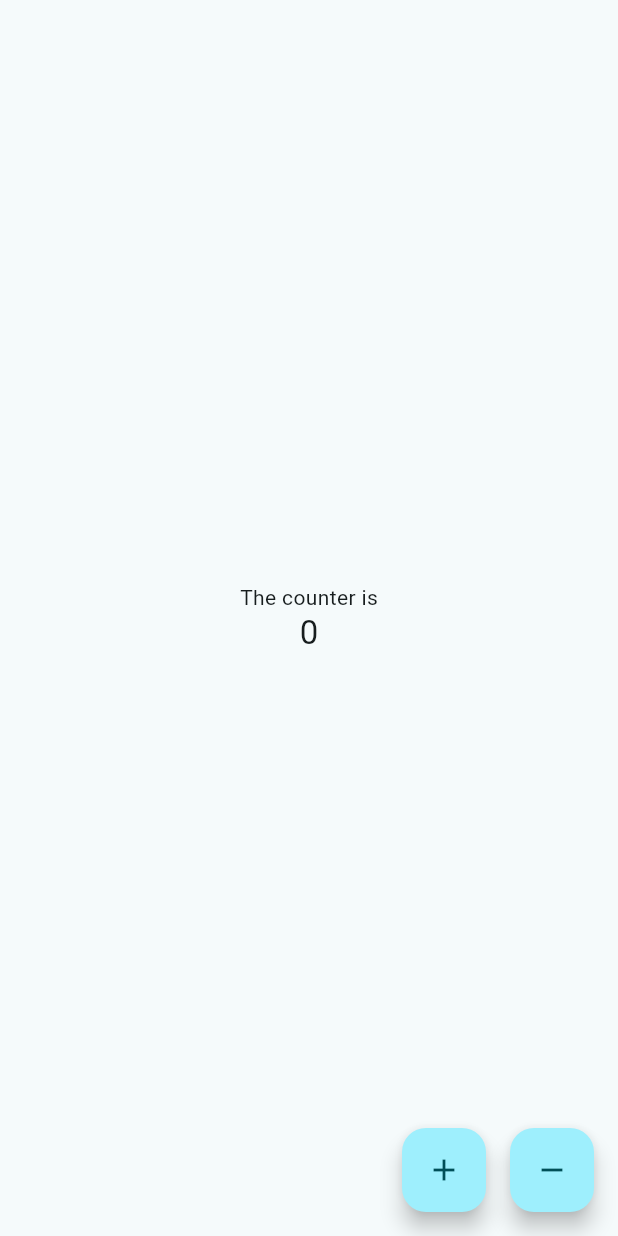
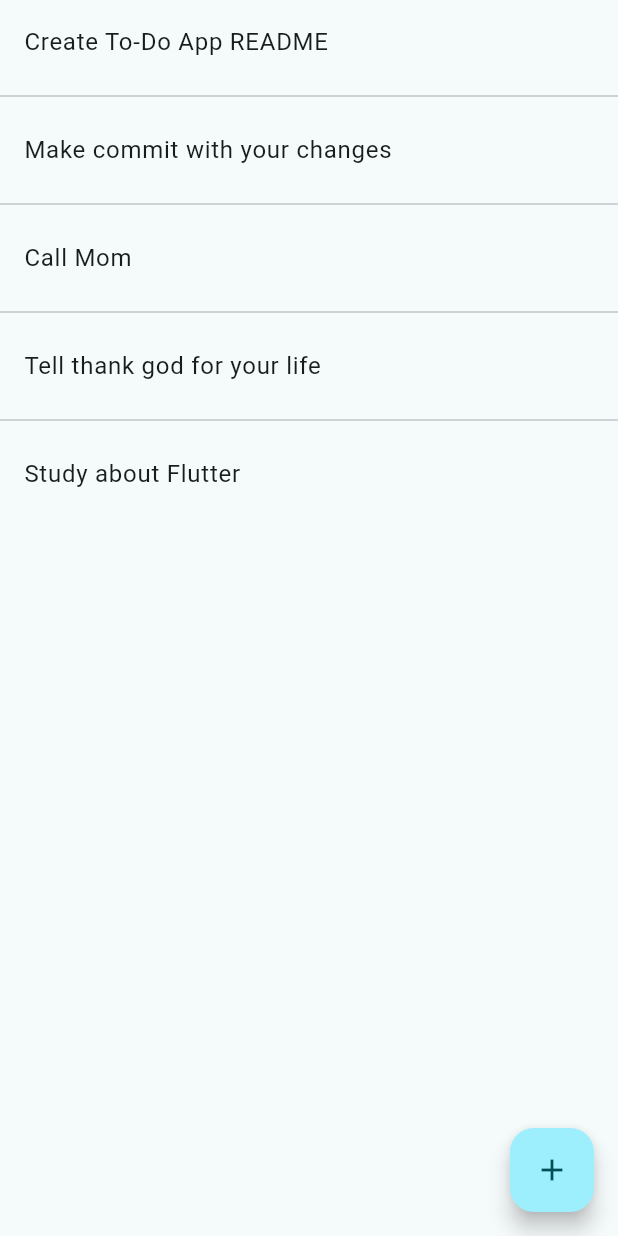
Before and after one commit to eacastro/todo-app, a Flutter app: the screen it shows after launch, on a phone screen of 412 x 824 dp. Run offline on Flutter 3.47's test engine with Material 3 defaults, Android fonts, the phone set to English and light mode, and no system bars.

Commit message:
feat(home): Create initial codebase with some functionality

```diff
--- /dev/null
+++ b/lib/constants/app_constants.dart
@@ -0,0 +1,17 @@
+import 'package:flutter_exercises_app/dto/task.dart';
+
+class AppConstants {
+  static List<Task> tasks = [
+    Task(name: 'Create To-Do App README'),
+    Task(name: 'Make commit with your changes'),
+    Task(name: 'Call Mom'),
+    Task(name: 'Tell thank god for your life'),
+    Task(name: 'Study about Flutter'),
+  ];
+  static const String addNewTaskLabel = 'Add New Task';
+  static const String addTaskLabel = 'Add Task';
+  static const String taskNameLabel = 'Task Name';
+  static const String requiredFieldMsg = 'This field is required';
+  static const String okLabel = 'OK';
+
+}
--- /dev/null
+++ b/lib/dto/task.dart
@@ -0,0 +1,7 @@
+class Task {
+  Task({
+    required this.name,
+  });
+
+  final String name;
+}
--- a/lib/main.dart
+++ b/lib/main.dart
@@ -1,23 +1,25 @@
 import 'package:flutter/material.dart';
+import 'package:provider/provider.dart';
+
+import 'package:flutter_exercises_app/model/task_model.dart';
 import 'package:flutter_exercises_app/screens/home_screen.dart';
 
-void main() {
-  runApp(MainApp());
-}
+void main() => runApp(const MainApp());
 
 class MainApp extends StatelessWidget {
-  MainApp({super.key});
-
-  final _nameController = TextEditingController();
-  final _passwordController = TextEditingController();
+  const MainApp({super.key});
 
   @override
   Widget build(BuildContext context) {
-    return MaterialApp(
-      theme: ThemeData(
-        colorScheme: ColorScheme.fromSeed(seedColor: Colors.cyan[400]!),
+    return ChangeNotifierProvider(
+      create: (context) => TaskModel(),
+      child: MaterialApp(
+        debugShowCheckedModeBanner: false,
+        theme: ThemeData(
+          colorScheme: ColorScheme.fromSeed(seedColor: Colors.cyan[400]!),
+        ),
+        home: const HomeScreen(),
       ),
-      home: const HomeScreen(),
     );
   }
 }
--- /dev/null
+++ b/lib/model/task_model.dart
@@ -0,0 +1,22 @@
+import 'package:flutter/material.dart';
+import 'package:flutter_exercises_app/constants/app_constants.dart';
+import 'package:flutter_exercises_app/dto/task.dart';
+
+class TaskModel extends ChangeNotifier {
+  TaskModel() {
+    _initTasks();
+  }
+
+  final List<Task> _tasks = [];
+
+  List<Task> get tasks => _tasks;
+
+  void add(Task task) {
+    _tasks.add(task);
+    notifyListeners();
+  }
+
+  void _initTasks() {
+    _tasks.addAll(AppConstants.tasks);
+  }
+}
--- a/lib/screens/home_screen.dart
+++ b/lib/screens/home_screen.dart
@@ -1,4 +1,10 @@
 import 'package:flutter/material.dart';
+import 'package:flutter_exercises_app/constants/app_constants.dart';
+import 'package:flutter_exercises_app/dto/task.dart';
+import 'package:flutter_exercises_app/model/task_model.dart';
+import 'package:flutter_exercises_app/widgets/add_dialog.dart';
+import 'package:provider/provider.dart';
+import 'package:flutter_exercises_app/widgets/tasks.dart';
 
 class HomeScreen extends StatefulWidget {
   const HomeScreen({
@@ -10,52 +16,34 @@ class HomeScreen extends StatefulWidget {
 }
 
 class _HomeScreenState extends State<HomeScreen> {
-  late int _counter;
+  final _fabIcon = const Icon(Icons.add_outlined);
+  final _items = const Center(child: Tasks());
+
+  late FloatingActionButton _fabAddTask;
 
   @override
   void initState() {
-    _counter = 0;
+    _fabAddTask = FloatingActionButton(
+      onPressed: _addNewTask,
+      child: _fabIcon,
+    );
     super.initState();
   }
 
   @override
   Widget build(BuildContext context) {
     return Scaffold(
-      body: Center(
-        child: Column(
-          mainAxisAlignment: MainAxisAlignment.center,
-          children: [
-            const Text('The counter is'),
-            Text(
-              '$_counter',
-              style: Theme.of(context).textTheme.titleLarge,
-            ),
-          ],
-        ),
-      ),
-      floatingActionButton: OverflowBar(
-        children: [
-          FloatingActionButton(
-            onPressed: () {
-              setState(
-                () => _counter++,
-              );
-            },
-            child: const Icon(Icons.add),
-          ),
-          const SizedBox(
-            width: 16.0,
-          ),
-          FloatingActionButton(
-            onPressed: () {
-              setState(
-                () => _counter--,
-              );
-            },
-            child: const Icon(Icons.remove),
-          ),
-        ],
-      ),
+      body: _items,
+      floatingActionButton: _fabAddTask,
+    );
+  }
+
+  void _addNewTask() {
+    showDialog(
+      context: context,
+      builder: (context) {
+        return const AddDialog();
+      },
     );
   }
 }
--- /dev/null
+++ b/lib/widgets/tasks.dart
@@ -0,0 +1,39 @@
+import 'package:flutter/material.dart';
+import 'package:provider/provider.dart';
+import 'package:flutter_exercises_app/dto/task.dart';
+import 'package:flutter_exercises_app/model/task_model.dart';
+
+class Tasks extends StatefulWidget {
+  const Tasks({super.key});
+
+  @override
+  State<Tasks> createState() => _TasksState();
+}
+
+class _TasksState extends State<Tasks> {
+  late List<Task> _tasks;
+
+  @override
+  void initState() {
+    super.initState();
+  }
+
+  @override
+  void didChangeDependencies() {
+    super.didChangeDependencies();
+    _tasks = Provider.of<TaskModel>(context).tasks;
+  }
+
+  @override
+  Widget build(BuildContext context) {
+    return ListView.separated(
+      itemBuilder: (context, index) {
+        final task = _tasks[index];
+
+        return ListTile(title: Text(task.name));
+      },
+      separatorBuilder: (context, index) => const Divider(),
+      itemCount: _tasks.length,
+    );
+  }
+}
--- a/pubspec.yaml
+++ b/pubspec.yaml
@@ -9,6 +9,7 @@ environment:
 dependencies:
   flutter:
     sdk: flutter
+  provider: ^6.1.5
 
 dev_dependencies:
   flutter_test:
```
Also changed, not shown: lib/widgets/add_dialog.dart (added, +38 -0 lines), lib/widgets/task_form.dart (added, +77 -0 lines), 2 other files.
